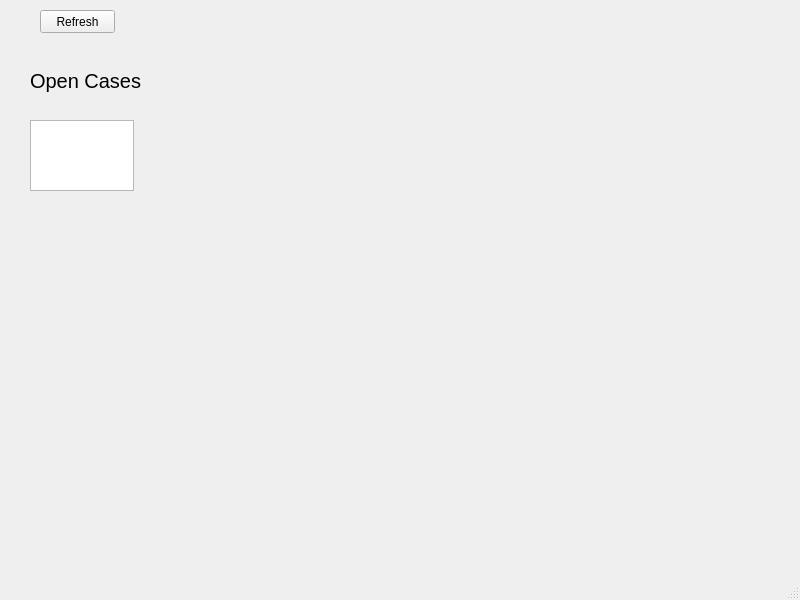
First picture: the form in app_gui.ui, repository apollo1130/Dashboard1_PyQT, before the edit.
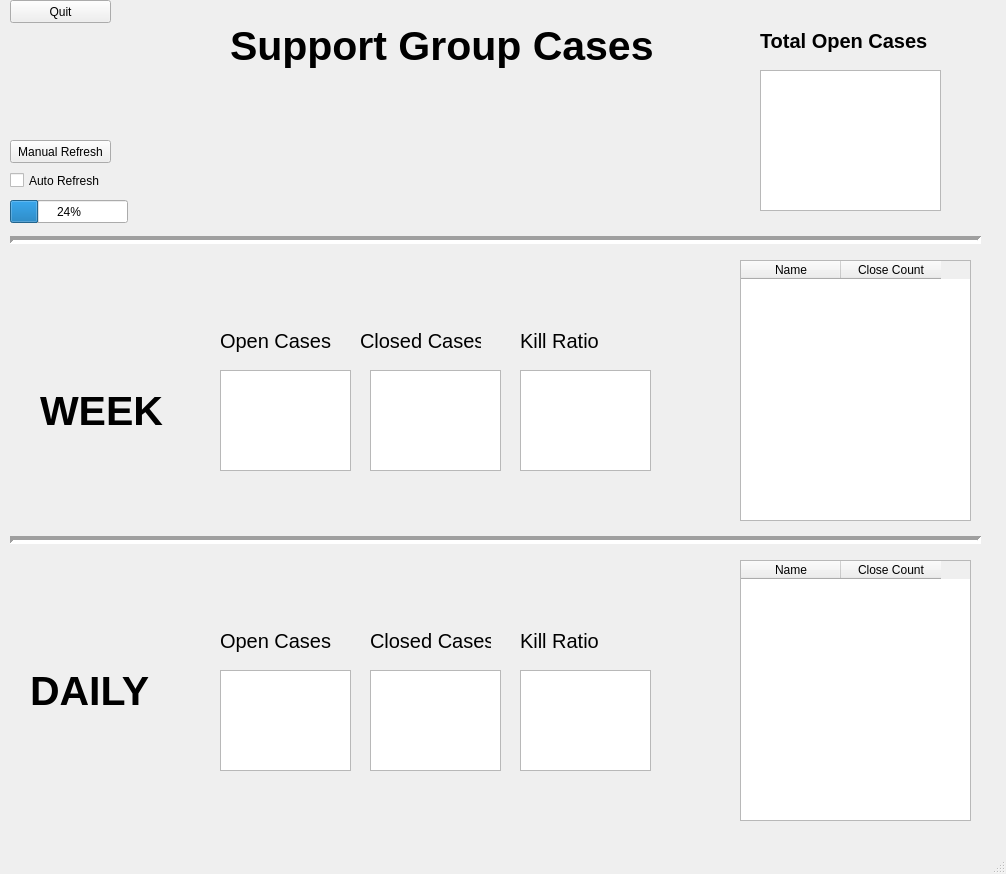
Second picture: the form after the edit.

Commit message:
Set ui Gui Layout
Setup the UI layout

```diff
--- a/app_gui.ui
+++ b/app_gui.ui
@@ -6,8 +6,8 @@
    <rect>
     <x>0</x>
     <y>0</y>
-    <width>800</width>
-    <height>600</height>
+    <width>1006</width>
+    <height>874</height>
    </rect>
   </property>
   <property name="windowTitle">
@@ -17,28 +17,30 @@
    <widget class="QLabel" name="open_cases_label">
     <property name="geometry">
      <rect>
-      <x>30</x>
-      <y>50</y>
-      <width>111</width>
-      <height>61</height>
+      <x>760</x>
+      <y>20</y>
+      <width>191</width>
+      <height>41</height>
      </rect>
     </property>
     <property name="font">
      <font>
       <pointsize>15</pointsize>
+      <weight>75</weight>
+      <bold>true</bold>
      </font>
     </property>
     <property name="text">
-     <string>Open Cases</string>
+     <string>Total Open Cases</string>
     </property>
    </widget>
    <widget class="QPlainTextEdit" name="open_cases_plainTextEdit">
     <property name="geometry">
      <rect>
-      <x>30</x>
-      <y>120</y>
-      <width>104</width>
-      <height>71</height>
+      <x>760</x>
+      <y>70</y>
+      <width>181</width>
+      <height>141</height>
      </rect>
     </property>
     <property name="font">
@@ -52,17 +54,430 @@
      <bool>true</bool>
     </property>
    </widget>
-   <widget class="QPushButton" name="refresh_pushButton">
+   <widget class="QPushButton" name="manual_refresh_pushButton">
+    <property name="geometry">
+     <rect>
+      <x>10</x>
+      <y>140</y>
+      <width>101</width>
+      <height>23</height>
+     </rect>
+    </property>
+    <property name="text">
+     <string>Manual Refresh</string>
+    </property>
+   </widget>
+   <widget class="QLabel" name="daily_open_cases_label">
+    <property name="geometry">
+     <rect>
+      <x>220</x>
+      <y>610</y>
+      <width>111</width>
+      <height>61</height>
+     </rect>
+    </property>
+    <property name="font">
+     <font>
+      <pointsize>15</pointsize>
+     </font>
+    </property>
+    <property name="text">
+     <string>Open Cases</string>
+    </property>
+   </widget>
+   <widget class="QLabel" name="daily_closed_cases_label">
+    <property name="geometry">
+     <rect>
+      <x>370</x>
+      <y>610</y>
+      <width>121</width>
+      <height>61</height>
+     </rect>
+    </property>
+    <property name="font">
+     <font>
+      <pointsize>15</pointsize>
+     </font>
+    </property>
+    <property name="text">
+     <string>Closed Cases</string>
+    </property>
+   </widget>
+   <widget class="QLabel" name="daily_kill_ratio_label">
+    <property name="geometry">
+     <rect>
+      <x>520</x>
+      <y>610</y>
+      <width>91</width>
+      <height>61</height>
+     </rect>
+    </property>
+    <property name="font">
+     <font>
+      <pointsize>15</pointsize>
+     </font>
+    </property>
+    <property name="text">
+     <string>Kill Ratio</string>
+    </property>
+   </widget>
+   <widget class="QLabel" name="daily_label">
+    <property name="geometry">
+     <rect>
+      <x>30</x>
+      <y>660</y>
+      <width>141</width>
+      <height>61</height>
+     </rect>
+    </property>
+    <property name="font">
+     <font>
+      <pointsize>31</pointsize>
+      <weight>75</weight>
+      <bold>true</bold>
+     </font>
+    </property>
+    <property name="text">
+     <string>DAILY</string>
+    </property>
+   </widget>
+   <widget class="QLabel" name="week_label">
     <property name="geometry">
      <rect>
       <x>40</x>
-      <y>10</y>
-      <width>75</width>
+      <y>380</y>
+      <width>131</width>
+      <height>61</height>
+     </rect>
+    </property>
+    <property name="font">
+     <font>
+      <pointsize>31</pointsize>
+      <weight>75</weight>
+      <bold>true</bold>
+     </font>
+    </property>
+    <property name="text">
+     <string>WEEK</string>
+    </property>
+   </widget>
+   <widget class="QPlainTextEdit" name="daily_open_cases_plainTextEdit">
+    <property name="geometry">
+     <rect>
+      <x>220</x>
+      <y>670</y>
+      <width>131</width>
+      <height>101</height>
+     </rect>
+    </property>
+    <property name="font">
+     <font>
+      <pointsize>16</pointsize>
+      <weight>75</weight>
+      <bold>true</bold>
+     </font>
+    </property>
+    <property name="readOnly">
+     <bool>true</bool>
+    </property>
+   </widget>
+   <widget class="QPlainTextEdit" name="daily_closed_cases_plainTextEdit">
+    <property name="geometry">
+     <rect>
+      <x>370</x>
+      <y>670</y>
+      <width>131</width>
+      <height>101</height>
+     </rect>
+    </property>
+    <property name="font">
+     <font>
+      <pointsize>16</pointsize>
+      <weight>75</weight>
+      <bold>true</bold>
+     </font>
+    </property>
+    <property name="readOnly">
+     <bool>true</bool>
+    </property>
+   </widget>
+   <widget class="QPlainTextEdit" name="daily_kill_ratio_plainTextEdit">
+    <property name="geometry">
+     <rect>
+      <x>520</x>
+      <y>670</y>
+      <width>131</width>
+      <height>101</height>
+     </rect>
+    </property>
+    <property name="font">
+     <font>
+      <pointsize>16</pointsize>
+      <weight>75</weight>
+      <bold>true</bold>
+     </font>
+    </property>
+    <property name="readOnly">
+     <bool>true</bool>
+    </property>
+   </widget>
+   <widget class="QCheckBox" name="auto_refresh_checkBox">
+    <property name="geometry">
+     <rect>
+      <x>10</x>
+      <y>170</y>
+      <width>91</width>
+      <height>21</height>
+     </rect>
+    </property>
+    <property name="text">
+     <string>Auto Refresh</string>
+    </property>
+   </widget>
+   <widget class="QProgressBar" name="auto_refresh_progressBar">
+    <property name="geometry">
+     <rect>
+      <x>10</x>
+      <y>200</y>
+      <width>118</width>
       <height>23</height>
      </rect>
     </property>
+    <property name="value">
+     <number>24</number>
+    </property>
+   </widget>
+   <widget class="QPushButton" name="quit_pushButton">
+    <property name="geometry">
+     <rect>
+      <x>10</x>
+      <y>0</y>
+      <width>101</width>
+      <height>23</height>
+     </rect>
+    </property>
     <property name="text">
-     <string>Refresh</string>
+     <string>Quit</string>
+    </property>
+   </widget>
+   <widget class="Line" name="line">
+    <property name="geometry">
+     <rect>
+      <x>10</x>
+      <y>530</y>
+      <width>971</width>
+      <height>21</height>
+     </rect>
+    </property>
+    <property name="font">
+     <font>
+      <pointsize>12</pointsize>
+      <weight>75</weight>
+      <bold>true</bold>
+     </font>
+    </property>
+    <property name="lineWidth">
+     <number>4</number>
+    </property>
+    <property name="orientation">
+     <enum>Qt::Horizontal</enum>
+    </property>
+   </widget>
+   <widget class="Line" name="line_2">
+    <property name="geometry">
+     <rect>
+      <x>10</x>
+      <y>230</y>
+      <width>971</width>
+      <height>21</height>
+     </rect>
+    </property>
+    <property name="font">
+     <font>
+      <pointsize>12</pointsize>
+      <weight>75</weight>
+      <bold>true</bold>
+     </font>
+    </property>
+    <property name="lineWidth">
+     <number>4</number>
+    </property>
+    <property name="orientation">
+     <enum>Qt::Horizontal</enum>
+    </property>
+   </widget>
+   <widget class="QTableWidget" name="daily_table">
+    <property name="geometry">
+     <rect>
+      <x>740</x>
+      <y>560</y>
+      <width>231</width>
+      <height>261</height>
+     </rect>
+    </property>
+    <column>
+     <property name="text">
+      <string>Name</string>
+     </property>
+    </column>
+    <column>
+     <property name="text">
+      <string>Close Count</string>
+     </property>
+    </column>
+   </widget>
+   <widget class="QLabel" name="week_open_cases_label">
+    <property name="geometry">
+     <rect>
+      <x>220</x>
+      <y>310</y>
+      <width>111</width>
+      <height>61</height>
+     </rect>
+    </property>
+    <property name="font">
+     <font>
+      <pointsize>15</pointsize>
+     </font>
+    </property>
+    <property name="text">
+     <string>Open Cases</string>
+    </property>
+   </widget>
+   <widget class="QPlainTextEdit" name="week_open_cases_plainTextEdit">
+    <property name="geometry">
+     <rect>
+      <x>220</x>
+      <y>370</y>
+      <width>131</width>
+      <height>101</height>
+     </rect>
+    </property>
+    <property name="font">
+     <font>
+      <pointsize>16</pointsize>
+      <weight>75</weight>
+      <bold>true</bold>
+     </font>
+    </property>
+    <property name="readOnly">
+     <bool>true</bool>
+    </property>
+   </widget>
+   <widget class="QLabel" name="week_closed_cases_label">
+    <property name="geometry">
+     <rect>
+      <x>360</x>
+      <y>310</y>
+      <width>121</width>
+      <height>61</height>
+     </rect>
+    </property>
+    <property name="font">
+     <font>
+      <pointsize>15</pointsize>
+     </font>
+    </property>
+    <property name="text">
+     <string>Closed Cases</string>
+    </property>
+   </widget>
+   <widget class="QPlainTextEdit" name="week_closed_cases_plainTextEdit">
+    <property name="geometry">
+     <rect>
+      <x>370</x>
+      <y>370</y>
+      <width>131</width>
+      <height>101</height>
+     </rect>
+    </property>
+    <property name="font">
+     <font>
+      <pointsize>16</pointsize>
+      <weight>75</weight>
+      <bold>true</bold>
+     </font>
+    </property>
+    <property name="readOnly">
+     <bool>true</bool>
+    </property>
+   </widget>
+   <widget class="QLabel" name="week_kill_ratio_label">
+    <property name="geometry">
+     <rect>
+      <x>520</x>
+      <y>310</y>
+      <width>91</width>
+      <height>61</height>
+     </rect>
+    </property>
+    <property name="font">
+     <font>
+      <pointsize>15</pointsize>
+     </font>
+    </property>
+    <property name="text">
+     <string>Kill Ratio</string>
+    </property>
+   </widget>
+   <widget class="QTableWidget" name="week_table">
+    <property name="geometry">
+     <rect>
+      <x>740</x>
+      <y>260</y>
+      <width>231</width>
+      <height>261</height>
+     </rect>
+    </property>
+    <column>
+     <property name="text">
+      <string>Name</string>
+     </property>
+    </column>
+    <column>
+     <property name="text">
+      <string>Close Count</string>
+     </property>
+    </column>
+   </widget>
+   <widget class="QPlainTextEdit" name="week_kill_ratio_plainTextEdit">
+    <property name="geometry">
+     <rect>
+      <x>520</x>
+      <y>370</y>
+      <width>131</width>
+      <height>101</height>
+     </rect>
+    </property>
+    <property name="font">
+     <font>
+      <pointsize>16</pointsize>
+      <weight>75</weight>
+      <bold>true</bold>
+     </font>
+    </property>
+    <property name="readOnly">
+     <bool>true</bool>
+    </property>
+   </widget>
+   <widget class="QLabel" name="support_group_cases_label">
+    <property name="geometry">
+     <rect>
+      <x>230</x>
+      <y>0</y>
+      <width>451</width>
+      <height>91</height>
+     </rect>
+    </property>
+    <property name="font">
+     <font>
+      <pointsize>31</pointsize>
+      <weight>75</weight>
+      <bold>true</bold>
+     </font>
+    </property>
+    <property name="text">
+     <string>Support Group Cases</string>
     </property>
    </widget>
   </widget>
```
Left out of the diff: 6 changed lines with no effect on the pictures.
